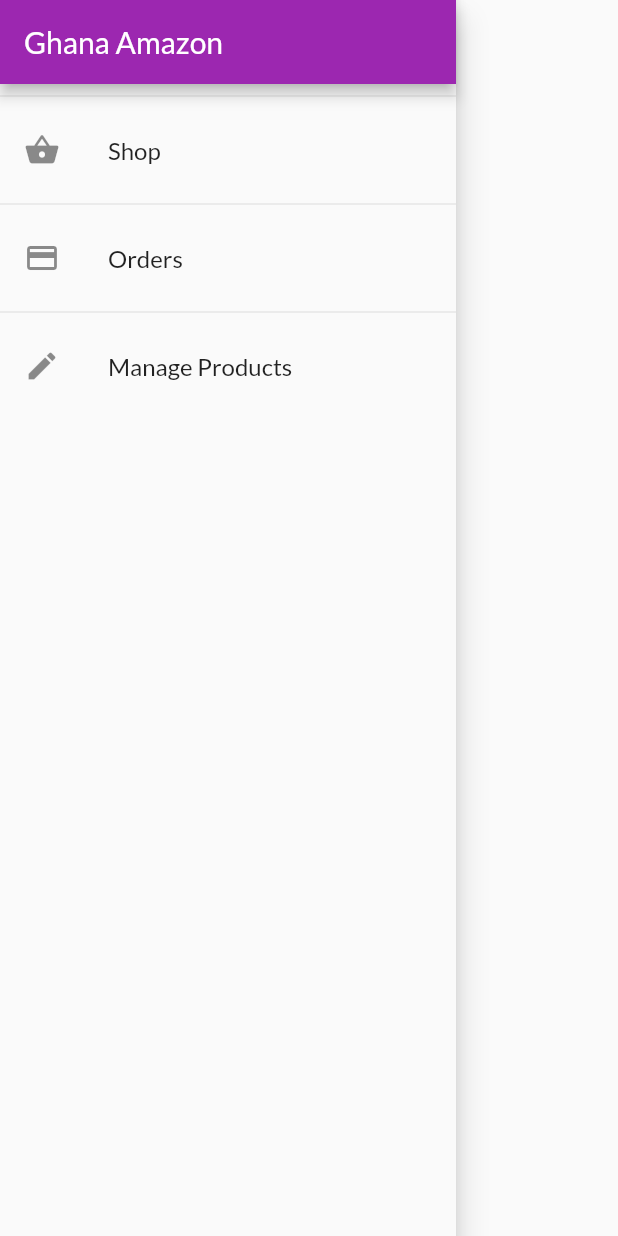
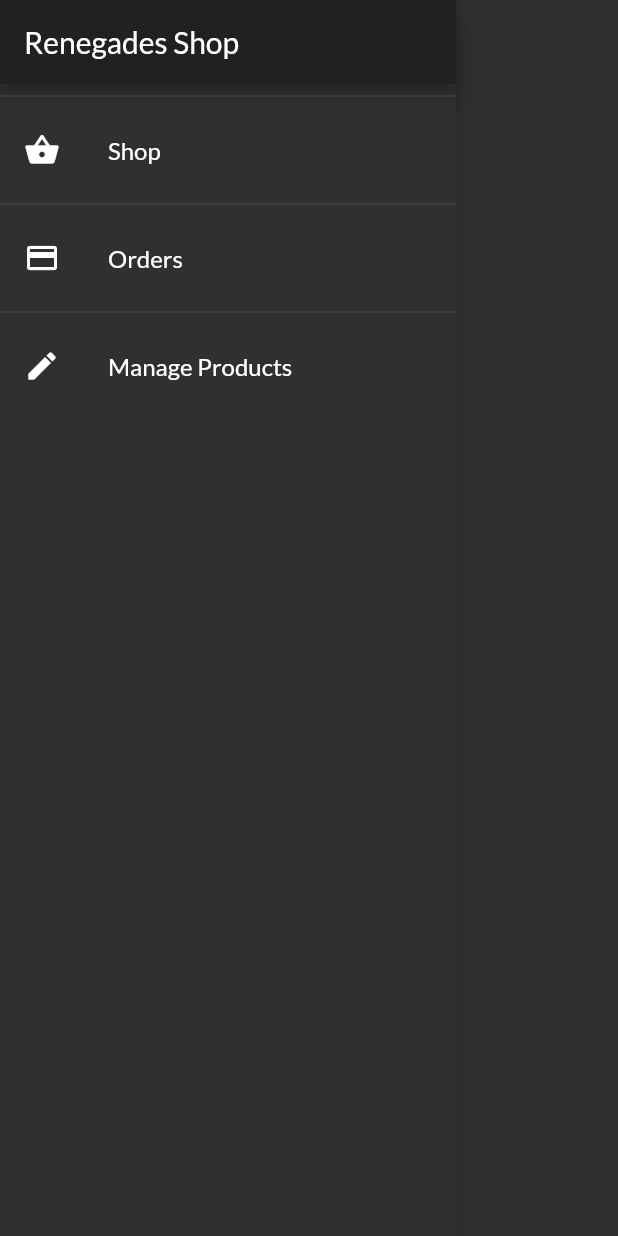
Before and after one commit to albertdugba/ecommerce-app-with-flutter-provider, a Flutter app: the AppDrawer widget shown alone on an empty page, opened directly, on a phone screen of 412 x 824 dp. Run offline on Flutter 3.47's test engine with Material 2 defaults, Android fonts, the phone set to English and light mode, and no system bars; network calls fail.

```diff
--- a/lib/main.dart
+++ b/lib/main.dart
@@ -30,8 +30,9 @@ class MyApp extends StatelessWidget {
       child: MaterialApp(
         debugShowCheckedModeBanner: false,
         theme: ThemeData(
-            primarySwatch: Colors.purple,
-            accentColor: Colors.deepOrange,
+            brightness: Brightness.dark,
+            primarySwatch: Colors.cyan,
+            accentColor: Colors.grey,
             fontFamily: 'Lato'),
         home: ProductsOverviewScreen(),
         routes: {
--- a/lib/screens/cart_screen.dart
+++ b/lib/screens/cart_screen.dart
@@ -29,7 +29,7 @@ class CartScreen extends StatelessWidget {
                   ),
                   Spacer(),
                   Chip(
-                    label: Text('\$ ${cart.totalAmount.toStringAsFixed(2)}',
+                    label: Text('\GHC${cart.totalAmount.toStringAsFixed(2)}',
                         style: TextStyle(color: Colors.white)),
                     backgroundColor: Theme.of(context).primaryColor,
                   ),
--- a/lib/screens/product_details_screen.dart
+++ b/lib/screens/product_details_screen.dart
@@ -27,7 +27,7 @@ class ProductDetailsScreen extends StatelessWidget {
             ),
             SizedBox(height: 10.0),
             Text(
-              '\$${loadedProduct.price}',
+              '\GHC${loadedProduct.price}',
               style: TextStyle(color: Colors.grey, fontSize: 20.0),
             ),
             SizedBox(height: 10.0),
--- a/lib/screens/products_overview_screen.dart
+++ b/lib/screens/products_overview_screen.dart
@@ -17,7 +17,7 @@ class ProductsOverviewScreen extends StatelessWidget {
     var _showFavourites = false;
     return Scaffold(
       appBar: AppBar(
-        title: Text('Amazon Shop'),
+        title: Text('Renegades Shop'),
         actions: <Widget>[
           PopupMenuButton(
             onSelected: (FilteredOption selectedValue) {
--- a/lib/widgets/app_drawer.dart
+++ b/lib/widgets/app_drawer.dart
@@ -10,7 +10,7 @@ class AppDrawer extends StatelessWidget {
       child: Column(
         children: <Widget>[
           AppBar(
-            title: Text('Ghana Amazon'),
+            title: Text('Renegades Shop'),
             automaticallyImplyLeading: false,
           ),
           Divider(),
--- a/lib/widgets/product_item.dart
+++ b/lib/widgets/product_item.dart
@@ -23,7 +23,7 @@ class ProductItem extends StatelessWidget {
           footer: GridTileBar(
             leading: Consumer<Product>(
               builder: (context, product, _) => IconButton(
-                color: Theme.of(context).accentColor,
+                color: Theme.of(context).primaryColor,
                 onPressed: () {
                   product.toggleFavouriteStatus();
                 },
@@ -59,7 +59,7 @@ class ProductItem extends StatelessWidget {
                   ),
                 );
               },
-              icon: Icon(Icons.shopping_basket),
+              icon: Icon(Icons.add_shopping_cart),
             ),
           ),
         ),
```
